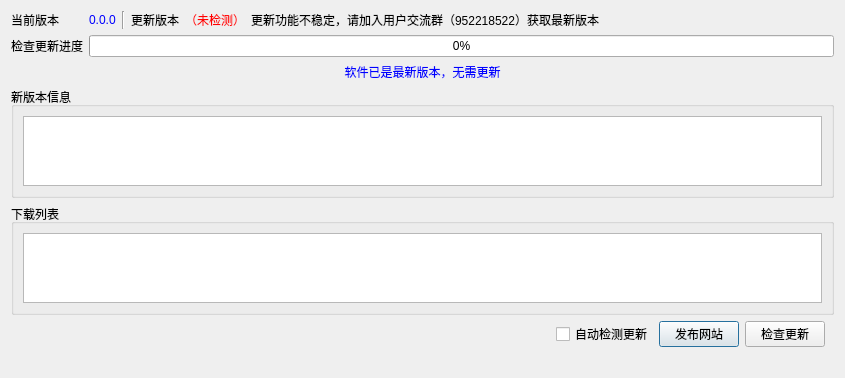
Above: src/update/SAKUpdateManager.ui from x-tools-author/x-tools before the change. Below: the same form after it.
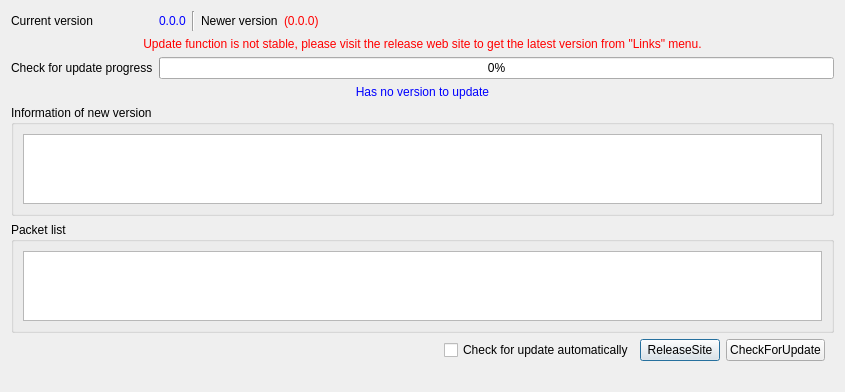
That is the form after the change.

What changed in the file:
```diff
--- a/src/update/SAKUpdateManager.ui
+++ b/src/update/SAKUpdateManager.ui
@@ -7,78 +7,22 @@
     <x>0</x>
     <y>0</y>
     <width>845</width>
-    <height>351</height>
+    <height>369</height>
    </rect>
   </property>
   <property name="windowTitle">
    <string>检查更新</string>
   </property>
   <layout class="QGridLayout" name="gridLayout">
-   <item row="7" column="0" colspan="6">
-    <widget class="QLabel" name="infoLabel">
+   <item row="2" column="0" rowspan="2">
+    <widget class="QLabel" name="updateProgressLabel">
      <property name="text">
-      <string/>
-     </property>
-    </widget>
-   </item>
-   <item row="0" column="3">
-    <widget class="QLabel" name="label">
-     <property name="text">
-      <string>更新版本</string>
+      <string>Check for update progress</string>
      </property>
     </widget>
    </item>
    <item row="6" column="0" colspan="6">
-    <widget class="QWidget" name="widget8888" native="true">
-     <property name="styleSheet">
-      <string notr="true"/>
-     </property>
-     <layout class="QGridLayout" name="gridLayout_4">
-      <property name="topMargin">
-       <number>0</number>
-      </property>
-      <property name="bottomMargin">
-       <number>0</number>
-      </property>
-      <item row="0" column="0">
-       <spacer name="horizontalSpacer">
-        <property name="orientation">
-         <enum>Qt::Horizontal</enum>
-        </property>
-        <property name="sizeHint" stdset="0">
-         <size>
-          <width>40</width>
-          <height>20</height>
-         </size>
-        </property>
-       </spacer>
-      </item>
-      <item row="0" column="1">
-       <widget class="QCheckBox" name="autoCheckForUpdateCheckBox">
-        <property name="text">
-         <string>自动检测更新</string>
-        </property>
-       </widget>
-      </item>
-      <item row="0" column="2">
-       <widget class="QPushButton" name="visitWebPushButton">
-        <property name="text">
-         <string>发布网站</string>
-        </property>
-       </widget>
-      </item>
-      <item row="0" column="3">
-       <widget class="QPushButton" name="checkForUpdatePushButton">
-        <property name="text">
-         <string>检查更新</string>
-        </property>
-       </widget>
-      </item>
-     </layout>
-    </widget>
-   </item>
-   <item row="4" column="0" colspan="6">
-    <widget class="QGroupBox" name="newVersionCommentsGroupBox">
+    <widget class="QGroupBox" name="groupBox">
      <property name="sizePolicy">
       <sizepolicy hsizetype="Preferred" vsizetype="Expanding">
        <horstretch>0</horstretch>
@@ -86,16 +30,16 @@
       </sizepolicy>
      </property>
      <property name="title">
-      <string>新版本信息</string>
+      <string>Packet list</string>
      </property>
-     <layout class="QGridLayout" name="gridLayout_2">
+     <layout class="QGridLayout" name="gridLayout_3">
       <item row="0" column="0">
-       <widget class="QTextBrowser" name="newVersionCommentsTextBrowser"/>
+       <widget class="QListWidget" name="downloadListListWidget"/>
       </item>
      </layout>
     </widget>
    </item>
-   <item row="1" column="1" rowspan="2" colspan="5">
+   <item row="2" column="1" rowspan="2" colspan="5">
     <widget class="QProgressBar" name="updateProgressBar">
      <property name="maximum">
       <number>100</number>
@@ -105,25 +49,6 @@
      </property>
     </widget>
    </item>
-   <item row="1" column="0" rowspan="2">
-    <widget class="QLabel" name="updateProgressLabel">
-     <property name="text">
-      <string>检查更新进度</string>
-     </property>
-    </widget>
-   </item>
-   <item row="0" column="4">
-    <widget class="QLabel" name="newVersionLabel">
-     <property name="styleSheet">
-      <string notr="true">QLabel#newVersionLabel{
-	color:red
-}</string>
-     </property>
-     <property name="text">
-      <string>（未检测）</string>
-     </property>
-    </widget>
-   </item>
    <item row="0" column="1">
     <widget class="QLabel" name="currentVersionLabel">
      <property name="sizePolicy">
@@ -142,7 +67,7 @@
      </property>
     </widget>
    </item>
-   <item row="3" column="0" colspan="6">
+   <item row="4" column="0" colspan="6">
     <widget class="QLabel" name="noNewVersionTipLabel">
      <property name="styleSheet">
       <string notr="true">QLabel#noNewVersionTipLabel{
@@ -150,7 +75,7 @@
 }</string>
      </property>
      <property name="text">
-      <string>软件已是最新版本，无需更新</string>
+      <string>Has no version to update</string>
      </property>
      <property name="alignment">
       <set>Qt::AlignCenter</set>
@@ -158,7 +83,7 @@
     </widget>
    </item>
    <item row="5" column="0" colspan="6">
-    <widget class="QGroupBox" name="groupBox">
+    <widget class="QGroupBox" name="newVersionCommentsGroupBox">
      <property name="sizePolicy">
       <sizepolicy hsizetype="Preferred" vsizetype="Expanding">
        <horstretch>0</horstretch>
@@ -166,15 +91,41 @@
       </sizepolicy>
      </property>
      <property name="title">
-      <string>下载列表</string>
+      <string>Information of new version</string>
      </property>
-     <layout class="QGridLayout" name="gridLayout_3">
+     <layout class="QGridLayout" name="gridLayout_2">
       <item row="0" column="0">
-       <widget class="QListWidget" name="downloadListListWidget"/>
+       <widget class="QTextBrowser" name="newVersionCommentsTextBrowser"/>
       </item>
      </layout>
     </widget>
    </item>
+   <item row="0" column="4">
+    <widget class="QLabel" name="newVersionLabel">
+     <property name="styleSheet">
+      <string notr="true">QLabel#newVersionLabel{
+	color:red
+}</string>
+     </property>
+     <property name="text">
+      <string notr="true">(0.0.0)</string>
+     </property>
+    </widget>
+   </item>
+   <item row="8" column="0" colspan="6">
+    <widget class="QLabel" name="infoLabel">
+     <property name="text">
+      <string/>
+     </property>
+    </widget>
+   </item>
+   <item row="0" column="3">
+    <widget class="QLabel" name="label">
+     <property name="text">
+      <string>Newer version</string>
+     </property>
+    </widget>
+   </item>
    <item row="0" column="0">
     <widget class="QLabel" name="label_3">
      <property name="sizePolicy">
@@ -184,7 +135,7 @@
       </sizepolicy>
      </property>
      <property name="text">
-      <string>当前版本</string>
+      <string>Current version</string>
      </property>
     </widget>
    </item>
@@ -195,7 +146,56 @@
      </property>
     </widget>
    </item>
-   <item row="0" column="5">
+   <item row="7" column="0" colspan="6">
+    <widget class="QWidget" name="widget8888" native="true">
+     <property name="styleSheet">
+      <string notr="true"/>
+     </property>
+     <layout class="QGridLayout" name="gridLayout_4">
+      <property name="topMargin">
+       <number>0</number>
+      </property>
+      <property name="bottomMargin">
+       <number>0</number>
+      </property>
+      <item row="0" column="0">
+       <spacer name="horizontalSpacer">
+        <property name="orientation">
+         <enum>Qt::Horizontal</enum>
+        </property>
+        <property name="sizeHint" stdset="0">
+         <size>
+          <width>40</width>
+          <height>20</height>
+         </size>
+        </property>
+       </spacer>
+      </item>
+      <item row="0" column="1">
+       <widget class="QCheckBox" name="autoCheckForUpdateCheckBox">
+        <property name="text">
+         <string>Check for update automatically</string>
+        </property>
+       </widget>
+      </item>
+      <item row="0" column="2">
+       <widget class="QPushButton" name="visitWebPushButton">
+        <property name="text">
+         <string>ReleaseSite</string>
+        </property>
+       </widget>
+      </item>
+      <item row="0" column="3">
+       <widget class="QPushButton" name="checkForUpdatePushButton">
+        <property name="text">
+         <string>CheckForUpdate</string>
+        </property>
+       </widget>
+      </item>
+     </layout>
+    </widget>
+   </item>
+   <item row="1" column="0" colspan="6">
     <widget class="QLabel" name="label_2">
      <property name="sizePolicy">
       <sizepolicy hsizetype="Expanding" vsizetype="Preferred">
@@ -203,11 +203,32 @@
        <verstretch>0</verstretch>
       </sizepolicy>
      </property>
+     <property name="styleSheet">
+      <string notr="true">QLabel{
+	color:red
+}</string>
+     </property>
      <property name="text">
-      <string>更新功能不稳定，请加入用户交流群（952218522）获取最新版本</string>
+      <string>Update function is not stable, please visit the release web site to get the latest version from &quot;Links&quot; menu.</string>
+     </property>
+     <property name="alignment">
+      <set>Qt::AlignCenter</set>
      </property>
     </widget>
    </item>
+   <item row="0" column="5">
+    <spacer name="horizontalSpacer_2">
+     <property name="orientation">
+      <enum>Qt::Horizontal</enum>
+     </property>
+     <property name="sizeHint" stdset="0">
+      <size>
+       <width>40</width>
+       <height>20</height>
+      </size>
+     </property>
+    </spacer>
+   </item>
   </layout>
  </widget>
  <resources/>
```
Left out of the diff: 2 changed lines with no effect on the pictures.
